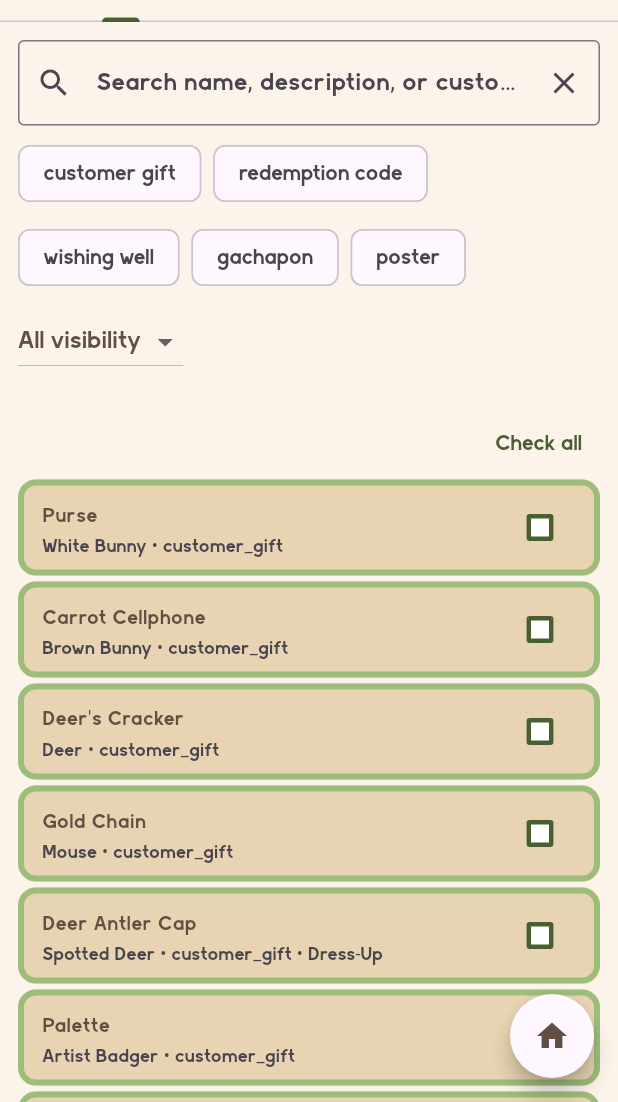
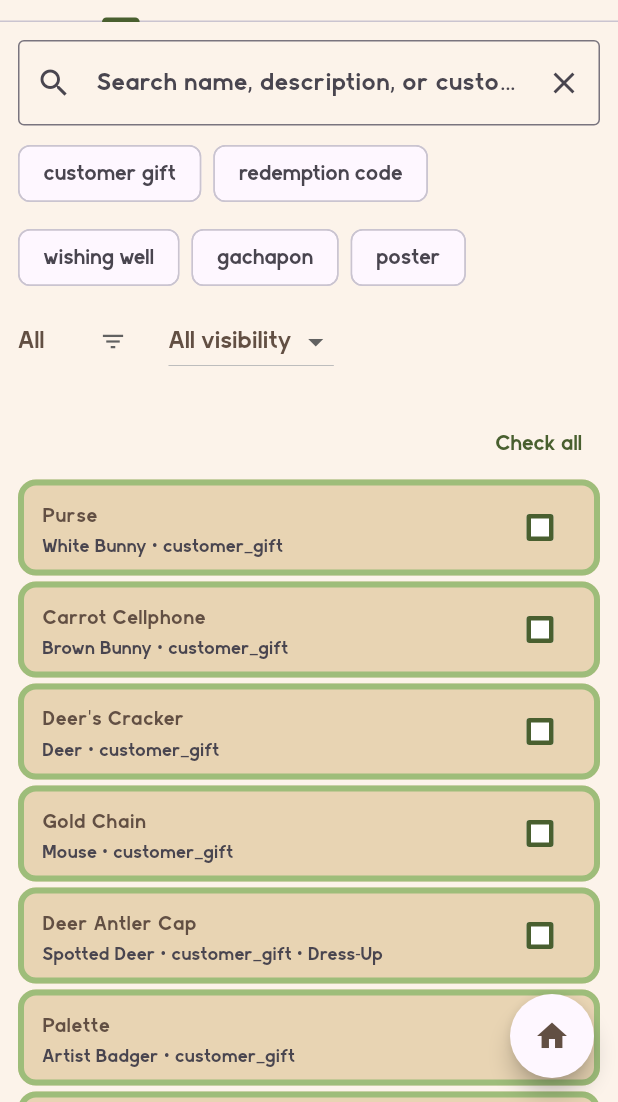
Before and after one commit to zawmbi/animal-restaurant-tracker-app, a Flutter app: the MementosPage screen opened directly, on a phone screen of 412 x 824 dp, the part 134-1236 px from its top. Run offline on Flutter 3.47's test engine with Material 3 defaults, Android fonts, the phone set to English and light mode, and no system bars; our stand-ins replace auto_size_text, cloud_firestore, equatable, firebase_auth, firebase_core, flutter_local_notifications and 5 more; accounts and stored records are empty; project files that could hold a hidden picture were left out.

Commit message:
Answer "what am I still missing?", and say what a memento needs
Two things every player review asked for in some form.

**A Missing / Owned / All filter** on the big lists — mementos, customers,
letters and posters. Nothing in the app could answer the collector's whole
question, and on 1,184 mementos or 613 customers that is the difference
between scanning and scrolling. One shared OwnedFilter so the three lists
cannot drift, with the semantics under test because they are easy to invert.

The counts and the Check all button deliberately keep acting on the whole
filtered set rather than on what the owned filter is showing: "Unlocked:
12/613" should keep meaning that while you work through the 601, and "Check
all" while viewing Missing would otherwise mean something different from what
it says.

**Memento requirements on the customer page.** A chip showed the memento's
name and nothing else, so finding out what to actually do meant opening each
one and coming back — six taps for a customer with three mementos. The
requirement text and the star value were already loaded in the same map the
chip read its name from. They are now a row each: checkbox, name, the
requirement underneath, the star bonus on the right.

234 tests pass, analyze clean.

Co-Authored-By: Claude Opus 5 (1M context) <noreply@anthropic.com>

```diff
--- a/lib/features/mementos/ui/mementos_page.dart
+++ b/lib/features/mementos/ui/mementos_page.dart
@@ -1,5 +1,6 @@
 import 'package:flutter/material.dart';
 import '../../shared/widgets/check_all_button.dart';
+import '../../shared/widgets/owned_filter.dart';
 import '../../shared/data/unlocked_store.dart';
 import '../data/mementos_index.dart';
 import 'mementos_detail_page.dart';
@@ -33,6 +34,7 @@ class _MementosPageState extends State<MementosPage> {
   final _searchCtrl = TextEditingController();
   final Set<String> _tags = {};
   bool? _hidden; // null=all, true=hidden only, false=not hidden
+  OwnedFilter _owned = OwnedFilter.all;
 
   /// Built once, not per rebuild. See the comment in build().
   late final Future<List<MementoEntry>> _allFuture =
@@ -114,7 +116,7 @@ class _MementosPageState extends State<MementosPage> {
     List<MementoEntry> all,
     _MementoCategory category,
   ) {
-    final filtered = all.where((e) {
+    var filtered = all.where((e) {
       final isPoster = e.tags.contains('poster');
       final isDressUp = e.isWearable;
 
@@ -131,11 +133,22 @@ class _MementosPageState extends State<MementosPage> {
       }
     }).toList();
 
+    // Check-all still acts on the whole filtered set, not just what the
+    // owned filter is showing — otherwise "Check all" while viewing Missing
+    // would mean something different from what it says.
+    final ids = filtered.map((e) => e.key).toList();
+
+    filtered = filtered
+        .where((e) => _owned.allows(store.isUnlocked('memento_collected', e.key)))
+        .toList();
+
     if (filtered.isEmpty) {
-      return const Center(child: Text('No mementos match your filters.'));
+      return Center(
+        child: Text(_owned == OwnedFilter.missing
+            ? 'Nothing missing here.'
+            : 'No mementos match your filters.'),
+      );
     }
-
-    final ids = filtered.map((e) => e.key).toList();
 
     return ListView.builder(
       padding: const EdgeInsets.symmetric(horizontal: 12, vertical: 8),
@@ -227,6 +240,11 @@ class _MementosPageState extends State<MementosPage> {
                 },
               ),
             const SizedBox(width: 12),
+            OwnedFilterDropdown(
+              value: _owned,
+              onChanged: (v) => setState(() => _owned = v),
+            ),
+            const SizedBox(width: 12),
             DropdownButton<bool?>(
               value: _hidden,
               items: const [
--- /dev/null
+++ b/lib/features/shared/widgets/owned_filter.dart
@@ -0,0 +1,59 @@
+// lib/features/shared/widgets/owned_filter.dart
+
+import 'package:flutter/material.dart';
+
+/// Show everything, only what is still missing, or only what is already had.
+///
+/// The collector's question — "what am I still missing?" — had no answer on
+/// any list in the app. On 1,184 mementos or 613 customers that is the
+/// difference between scanning and scrolling, and it was the most asked-for
+/// thing across the player reviews.
+enum OwnedFilter {
+  all('All'),
+  missing('Missing'),
+  owned('Owned');
+
+  const OwnedFilter(this.label);
+
+  final String label;
+
+  /// Whether a row in this state should be shown.
+  bool allows(bool isOwned) => switch (this) {
+        OwnedFilter.all => true,
+        OwnedFilter.missing => !isOwned,
+        OwnedFilter.owned => isOwned,
+      };
+}
+
+/// A one-line control for [OwnedFilter], sized to sit beside a count.
+class OwnedFilterDropdown extends StatelessWidget {
+  const OwnedFilterDropdown({
+    super.key,
+    required this.value,
+    required this.onChanged,
+  });
+
+  final OwnedFilter value;
+  final ValueChanged<OwnedFilter> onChanged;
+
+  @override
+  Widget build(BuildContext context) {
+    return DropdownButton<OwnedFilter>(
+      value: value,
+      underline: const SizedBox.shrink(),
+      // The label alone reads as a noun rather than a filter, and this sits
+      // next to an "Owned: n/m" count that uses the same word.
+      icon: const Icon(Icons.filter_list, size: 18),
+      items: [
+        for (final option in OwnedFilter.values)
+          DropdownMenuItem<OwnedFilter>(
+            value: option,
+            child: Text(option.label),
+          ),
+      ],
+      onChanged: (v) {
+        if (v != null) onChanged(v);
+      },
+    );
+  }
+}
```
Also changed, not shown: lib/features/customers/ui/customer_detail_page.dart (+62 -8 lines), lib/features/customers/ui/customers_page.dart (+15 -2 lines), lib/features/customers/ui/posters_page.dart (+17 -4 lines), lib/features/letters/ui/letters_page.dart (+12 -2 lines), 1 other file.
